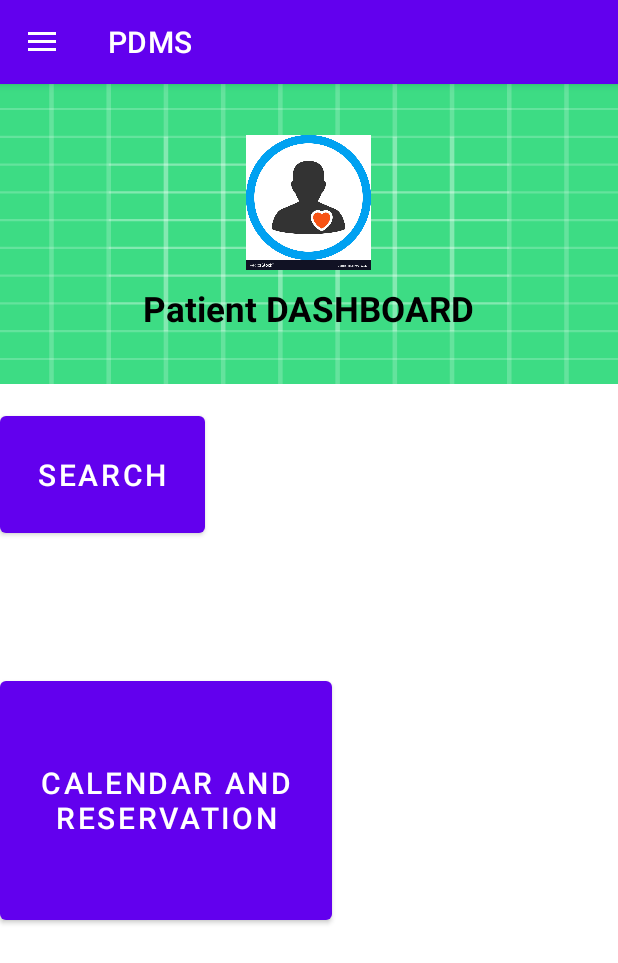
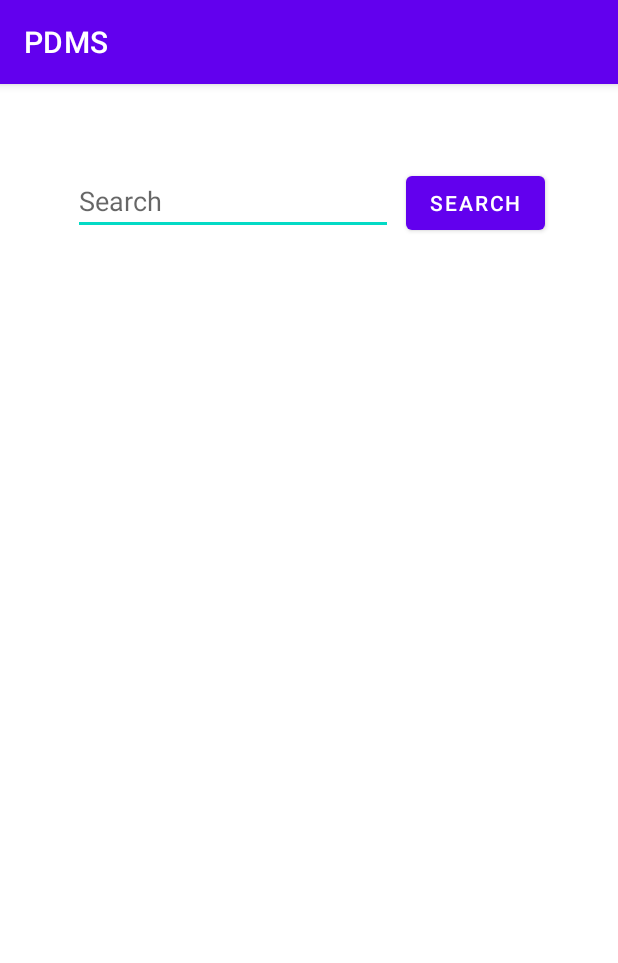
Before and after one commit to CSCI-152/Team8, an Android app: the PatientDashboard screen opened directly, with no data from a screen before it, after a tap on "SEARCH", on a phone screen of 412 x 824 dp. Shown: the top 963 px of the screen. Run offline under Robolectric (Android 15) with nearby library versions, the phone set to English and light mode, and no system bars; our stand-ins replace Firebase (no records; nobody signed in at launch, a user with empty details on screens opened directly).

Commit message:
Patient Search

```diff
--- a/PDMS/app/src/main/AndroidManifest.xml
+++ b/PDMS/app/src/main/AndroidManifest.xml
@@ -29,6 +29,7 @@
         <activity android:name=".DoctorDashboard" />
         <activity android:name=".AdminDashboard" />
         <activity android:name=".AdminAccountSearch" />
+        <activity android:name=".PatientSearch" />
         <activity android:name=".PatientSettings" />
         <activity android:name=".PatientAboutUs" />
         <activity android:name=".PatientContactUs" />
--- a/PDMS/app/src/main/java/com/example/pdms/PatientDashboard.java
+++ b/PDMS/app/src/main/java/com/example/pdms/PatientDashboard.java
@@ -47,7 +47,9 @@ public class PatientDashboard extends AppCompatActivity implements NavigationVie
         btn_search.setOnClickListener(new View.OnClickListener() {
             @Override
             public void onClick(View v) {
-                Toast.makeText(PatientDashboard.this, "GO TO SEARCH", Toast.LENGTH_SHORT).show();
+                //Toast.makeText(PatientDashboard.this, "GO TO SEARCH", Toast.LENGTH_SHORT).show();
+                Intent patientSearch = new Intent(PatientDashboard.this, PatientSearch.class);
+                startActivity(patientSearch);
             }
         });
 
--- /dev/null
+++ b/PDMS/app/src/main/java/com/example/pdms/PatientSearch.java
@@ -0,0 +1,102 @@
+package com.example.pdms;
+
+import android.os.Bundle;
+import android.view.View;
+import android.widget.ArrayAdapter;
+import android.widget.Button;
+import android.widget.EditText;
+import android.widget.ListView;
+import android.widget.Toast;
+
+import com.google.firebase.database.DataSnapshot;
+import com.google.firebase.database.DatabaseError;
+import com.google.firebase.database.DatabaseReference;
+import com.google.firebase.database.FirebaseDatabase;
+import com.google.firebase.database.ValueEventListener;
+
+import java.util.ArrayList;
+
+import androidx.annotation.NonNull;
+import androidx.appcompat.app.AlertDialog;
+import androidx.appcompat.app.AppCompatActivity;
+
+public class PatientSearch extends AppCompatActivity {
+    EditText et_search;
+    Button bt_search;
+    ListView listView;
+
+    ArrayList<LocalDoctor> doctorList = new ArrayList<LocalDoctor>();
+
+    @Override
+    protected void onCreate(Bundle savedInstanceState) {
+        super.onCreate(savedInstanceState);
+        setContentView(R.layout.activity_patient_search);
+        et_search = findViewById(R.id.et_search);
+        bt_search = findViewById(R.id.bt_search);
+        listView = findViewById(R.id.listView);
+
+        final ArrayList<String> list = new ArrayList<>();
+        final ArrayAdapter adapter = new ArrayAdapter<String>(PatientSearch.this, R.layout.list_item, list);
+        listView.setAdapter(adapter);
+
+        DatabaseReference reference = FirebaseDatabase.getInstance().getReference().child("Doctors");
+        reference.addValueEventListener(new ValueEventListener() {
+            @Override
+            public void onDataChange(@NonNull DataSnapshot dataSnapshot) {
+                list.clear();
+                int i = 0;
+                for (DataSnapshot snapshot : dataSnapshot.getChildren()) {
+                    readDoctorData(snapshot.getKey(), snapshot.getValue().toString());
+                    list.add(doctorList.get(i).getEmail());
+                    i++;
+                }
+                adapter.notifyDataSetChanged();
+            }
+
+            @Override
+            public void onCancelled(@NonNull DatabaseError error) {
+
+            }
+        });
+        bt_search.setOnClickListener(new View.OnClickListener() {
+            @Override
+            public void onClick(View view) {
+                String doctorQuery = et_search.getText().toString();
+                int doctorPos = doctorListPos(doctorQuery);
+                if (doctorPos > -1) {
+                    displaySingleEntry(doctorPos);
+                } else {
+                    Toast.makeText(PatientSearch.this, "0 results", Toast.LENGTH_SHORT).show();
+                }
+            }
+        });
+    }
+    private void readDoctorData(String docKey, String docData) {
+        LocalDoctor doctor = new LocalDoctor(docKey, docData.substring(7, docData.length()-1));
+        doctorList.add(doctor);
+    }
+    private int doctorListPos(String doctorQuery) {
+        //search list of doctors
+            if (doctorList == null) {
+                return -1;
+            }
+            int length = doctorList.size();
+            int j = 0;
+            while (j < length) {
+                if (doctorList.get(j).getEmail().equals(doctorQuery)) {
+                    return j;
+                }
+                j = j + 1;
+            }
+            return -1;
+    }
+    private void displaySingleEntry(int doctorPos) {
+        final ArrayList<String> list = new ArrayList<>();
+        final ArrayAdapter adapter = new ArrayAdapter<String>(PatientSearch.this, R.layout.list_item, list);
+        listView.setAdapter(adapter);
+
+        list.clear();
+        list.add(doctorList.get(doctorPos).getEmail());
+        adapter.notifyDataSetChanged();
+    }
+}
--- /dev/null
+++ b/PDMS/app/src/main/res/layout/activity_patient_search.xml
@@ -0,0 +1,44 @@
+<?xml version="1.0" encoding="utf-8"?>
+<androidx.constraintlayout.widget.ConstraintLayout xmlns:android="http://schemas.android.com/apk/res/android"
+    xmlns:app="http://schemas.android.com/apk/res-auto"
+    xmlns:tools="http://schemas.android.com/tools"
+    android:layout_width="match_parent"
+    android:layout_height="match_parent"
+    tools:context=".PatientSearch">
+
+    <EditText
+        android:id="@+id/et_search"
+        android:layout_width="wrap_content"
+        android:layout_height="wrap_content"
+        android:layout_marginStart="40dp"
+        android:layout_marginLeft="40dp"
+        android:layout_marginTop="55dp"
+        android:ems="10"
+        android:hint="Search"
+        android:inputType="textPersonName"
+        app:layout_constraintEnd_toStartOf="@+id/bt_search"
+        app:layout_constraintStart_toStartOf="parent"
+        app:layout_constraintTop_toTopOf="parent" />
+
+    <Button
+        android:id="@+id/bt_search"
+        android:layout_width="wrap_content"
+        android:layout_height="wrap_content"
+        android:layout_marginTop="55dp"
+        android:layout_marginEnd="40dp"
+        android:layout_marginRight="40dp"
+        android:text="Search"
+        app:layout_constraintEnd_toEndOf="parent"
+        app:layout_constraintStart_toEndOf="@+id/et_search"
+        app:layout_constraintTop_toTopOf="parent" />
+
+    <ListView
+        android:id="@+id/listView"
+        android:layout_width="367dp"
+        android:layout_height="414dp"
+        android:layout_marginTop="48dp"
+        app:layout_constraintEnd_toEndOf="parent"
+        app:layout_constraintStart_toStartOf="parent"
+        app:layout_constraintTop_toBottomOf="@+id/et_search" />
+
+</androidx.constraintlayout.widget.ConstraintLayout>
```
Also changed, not shown: PDMS/app/src/main/java/com/example/pdms/LocalDoctor.java (added, +15 -0 lines), PDMS/app/src/main/res/layout/activity_login.xml (+4 -4 lines), PDMS/app/src/main/res/layout/list_item.xml (added, +8 -0 lines).
